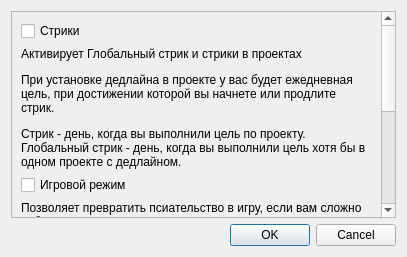
Qt form UI template/settings.ui (nevskyforever/nfprogress) before a commit.
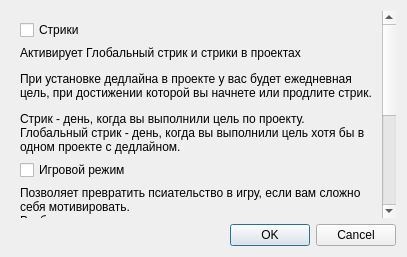
The same form after that commit.

Commit message: fix: У ScrollArea убраны визуальные границы (border)

The edit to the form file:
```diff
--- a/UI template/settings.ui
+++ b/UI template/settings.ui
@@ -18,6 +18,11 @@
   <property name="windowTitle">
    <string>Настройки</string>
   </property>
+  <property name="styleSheet">
+   <string notr="true">QScrollArea {
+    border: none;
+}</string>
+  </property>
   <layout class="QVBoxLayout" name="verticalLayout">
    <item>
     <widget class="QScrollArea" name="scrollArea">
@@ -29,7 +34,7 @@
        <rect>
         <x>0</x>
         <y>0</y>
-        <width>381</width>
+        <width>383</width>
         <height>445</height>
        </rect>
       </property>
```
The commit also changes 5 other files.
